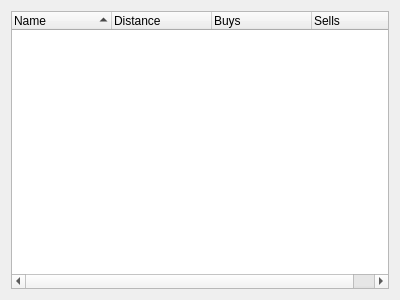
This is searchresultwidget.ui in cre4ture/minutor-1 as Qt 5 draws it before an edit. The edited form follows.
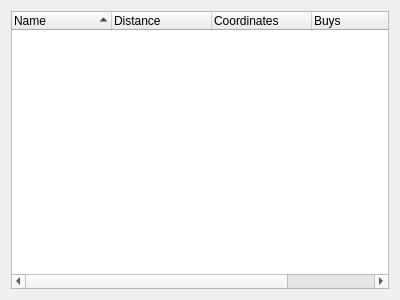
This is the edited form.

Diff of the .ui file:
```diff
--- a/searchresultwidget.ui
+++ b/searchresultwidget.ui
@@ -29,6 +29,11 @@
        <string>Distance</string>
       </property>
      </column>
+     <column>
+      <property name="text">
+       <string>Coordinates</string>
+      </property>
+     </column>
      <column>
       <property name="text">
        <string>Buys</string>
```
